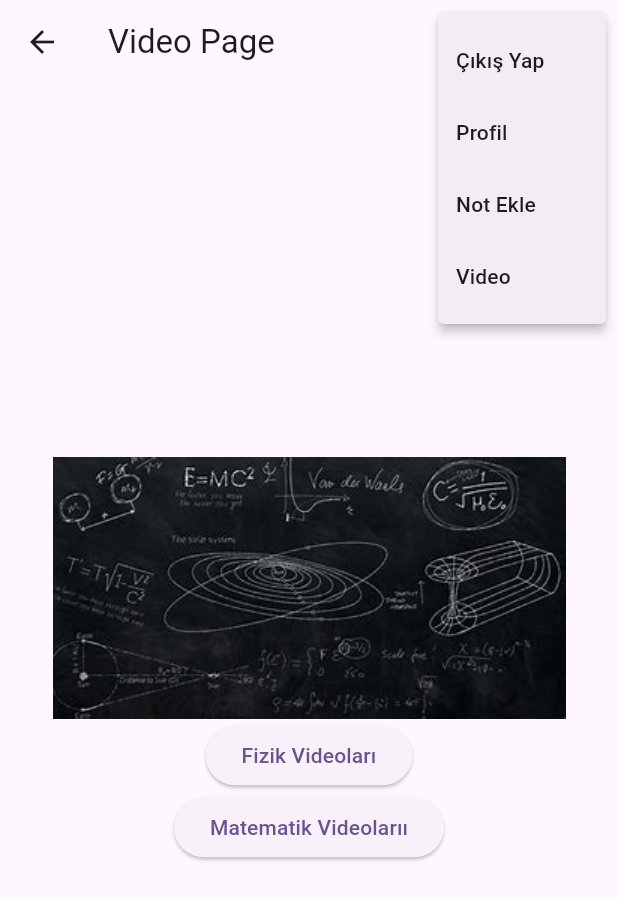
After one commit to sadicberat/bitirme_flutter, a Flutter app: the VideoPage screen opened by its route, after a tap on the "more vert" icon, on a phone screen of 412 x 824 dp. The commit adds this screen. Shown: the top 900 px of the screen. Run offline on Flutter 3.47's test engine with Material 3 defaults, Android fonts, the phone set to English and light mode, and no system bars; our stand-ins replace cloud_firestore, firebase_auth, firebase_core, firebase_database, table_calendar; accounts and stored records are empty.

Commit message:
video.dart video_fizik.dart video_mat.dart

```diff
--- a/lib/main.dart
+++ b/lib/main.dart
@@ -3,6 +3,9 @@ import 'package:bitirme_flutter/main_page.dart';
 import 'package:bitirme_flutter/profil_page.dart';
 import 'package:bitirme_flutter/services/auth/app_user.dart';
 import 'package:bitirme_flutter/services/auth/auth_service.dart';
+import 'package:bitirme_flutter/videos/video.dart';
+import 'package:bitirme_flutter/videos/video_fizik.dart';
+import 'package:bitirme_flutter/videos/video_mat.dart';
 import 'package:firebase_auth/firebase_auth.dart';
 import 'package:firebase_core/firebase_core.dart';
 import 'package:flutter/material.dart';
@@ -26,6 +29,7 @@ class MyApp extends StatelessWidget {
   @override
   Widget build(BuildContext context) {
     return MaterialApp(
+      debugShowCheckedModeBanner: false,
       title: 'Flutter Demo',
       theme: ThemeData(
         colorScheme: ColorScheme.fromSeed(seedColor: Colors.deepPurple),
@@ -46,15 +50,18 @@ class MyApp extends StatelessWidget {
                   } else if (snapshot.hasData) {
                     return ProfilePage(user: snapshot.data!);
                   } else {
-                    return CircularProgressIndicator();
+                    return const CircularProgressIndicator();
                   }
                 } else {
-                  return CircularProgressIndicator();
+                  return const CircularProgressIndicator();
                 }
               },
             ),
         '/addNote': (context) => GradingPage(),
         '/addNote2': (context) => const GradingPage2(),
+        '/videoPage': (context) => const VideoPage(),
+        '/video_fizik': (context) => VideoFizikPage(),
+        '/video_mat': (context) => const VideoMatPage(),
 
         // Define your /main route here
         // other routes...
--- a/lib/main_page.dart
+++ b/lib/main_page.dart
@@ -50,6 +50,10 @@ class _MainActivityState extends State<MainActivity> {
               const PopupMenuItem(
                 value: 'addNote',
                 child: Text('Not Ekle'),
+              ),
+              const PopupMenuItem(
+                value: 'video',
+                child: Text('Video'),
               ),
 
             ],
@@ -190,8 +194,8 @@ void handleMenuSelection(String value) async {
         Navigator.of(context).pushNamed('/addNote');
       }
       break;
-    //case '':
-      Navigator.of(context).pushNamed('/addNote');
+    case 'video':
+      Navigator.of(context).pushNamed('/videoPage');
       break;
   }
 }
--- /dev/null
+++ b/lib/videos/video.dart
@@ -0,0 +1,99 @@
+import 'package:firebase_auth/firebase_auth.dart';
+import 'package:flutter/material.dart';
+
+import '../services/auth/app_user.dart';
+import '../services/auth/auth_service.dart';
+
+class VideoPage extends StatefulWidget {
+  const VideoPage({Key? key}) : super(key: key);
+
+  @override
+  _VideoPageState createState() => _VideoPageState();
+}
+
+class _VideoPageState extends State<VideoPage> {
+  @override
+  Widget build(BuildContext context) {
+    return Scaffold(
+      appBar: AppBar(
+        title: const Text('Video Page'),
+        actions: [
+          PopupMenuButton<String>(
+            itemBuilder: (context) => [
+              const PopupMenuItem(
+                value: 'logout',
+                child: Text('Çıkış Yap'),
+              ),
+              const PopupMenuItem(
+                value: 'profile',
+                child: Text('Profil'),
+              ),
+              const PopupMenuItem(
+                value: 'addNote',
+                child: Text('Not Ekle'),
+              ),
+              const PopupMenuItem(
+                value: 'video',
+                child: Text('Video'),
+              ),
+
+            ],
+            onSelected: (value) {
+              handleMenuSelection(value);
+            },
+          ),
+        ],
+      ),
+      body: Center(
+        child: Column(
+          mainAxisAlignment: MainAxisAlignment.center,
+          children: <Widget>[
+            Image.asset('lib/images/fizik_gorsel.jpeg'),
+            ElevatedButton(
+              child: const Text('Fizik Videoları'),
+              onPressed: () {
+                Navigator.pushNamed(context, '/video_fizik');
+              },
+            ),
+           // Image.asset('lib/images/matematik_gorsel.jpeg'),
+            ElevatedButton(
+              child: const Text('Matematik Videolarıı'),
+              onPressed: () {
+                Navigator.pushNamed(context, '/video_mat');
+              },
+            ),
+          ],
+        ),
+      ),
+    );
+  }
+  void handleMenuSelection(String value) async {
+
+    AuthService authService = AuthService();
+
+    AppUser? user = await authService.getUser(FirebaseAuth.instance.currentUser!.uid);
+
+    switch (value) {
+      case 'logout':
+        FirebaseAuth.instance.signOut();
+        Navigator.of(context).pushReplacementNamed('/login');
+        break;
+      case 'profile':
+        Navigator.of(context).pushNamed('/profile');
+        break;
+      case 'addNote':
+      // Kullanıcının rolünü kontrol edin
+        if (user != null && user.role == 'student') {
+          // Kullanıcı bir öğrenci ise, notlama_st.dart sayfasına yönlendirin
+          Navigator.of(context).pushNamed('/addNote2');
+        } else {
+          // Kullanıcı bir öğretmen ise, notlama_te.dart sayfasına yönlendirin
+          Navigator.of(context).pushNamed('/addNote');
+        }
+        break;
+      case 'video':
+        Navigator.of(context).pushNamed('/videoPage');
+        break;
+    }
+  }
+}
--- a/pubspec.yaml
+++ b/pubspec.yaml
@@ -41,6 +41,7 @@ dependencies:
   cloud_firestore: ^4.15.6
   table_calendar: ^3.0.6
   firebase_database: ^10.1.3
+  url_launcher: ^6.0.16
 
 
 dev_dependencies:
@@ -66,7 +67,8 @@ flutter:
   uses-material-design: true
 
   # To add assets to your application, add an assets section, like this:
-  # assets:
+  assets:
+    - lib/images/
   #   - images/a_dot_burr.jpeg
   #   - images/a_dot_ham.jpeg
 
```
Also changed, not shown: lib/custom_app_bar.dart (added, +54 -0 lines), lib/notlama_st.dart (+14 -64 lines), lib/videos/video_fizik.dart (added, +46 -0 lines), lib/videos/video_mat.dart (added, +47 -0 lines), lib/images/fizik_gorsel.jpeg (added), pubspec.lock, 5 other files.
